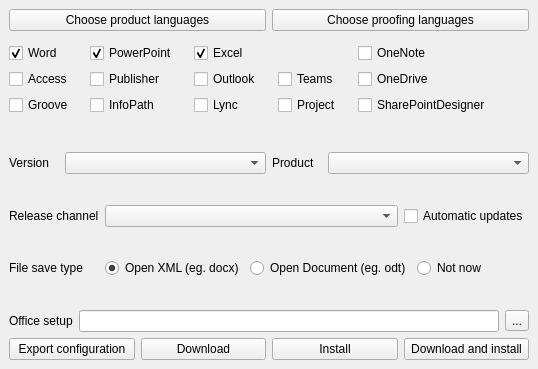
The window that src/installer.ui (Fantazzj/MS-office-installer-Qt) describes before a commit, drawn with Qt 5.
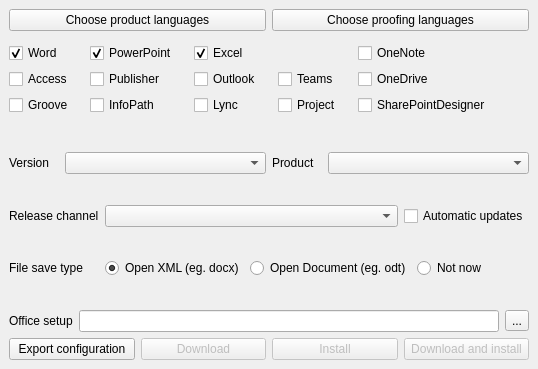
The same window after the commit.

Commit message: setup file do not need to be in same installer directory

The edit to the form file:
```diff
--- a/src/installer.ui
+++ b/src/installer.ui
@@ -567,6 +567,9 @@
       </item>
       <item>
        <widget class="QPushButton" name="pushButtonDownload">
+        <property name="enabled">
+         <bool>false</bool>
+        </property>
         <property name="locale">
          <locale language="English" country="UnitedStates"/>
         </property>
@@ -577,6 +580,9 @@
       </item>
       <item>
        <widget class="QPushButton" name="pushButtonInstall">
+        <property name="enabled">
+         <bool>false</bool>
+        </property>
         <property name="locale">
          <locale language="English" country="UnitedStates"/>
         </property>
@@ -587,6 +593,9 @@
       </item>
       <item>
        <widget class="QPushButton" name="pushButtonDownloadAndInstall">
+        <property name="enabled">
+         <bool>false</bool>
+        </property>
         <property name="locale">
          <locale language="English" country="UnitedStates"/>
         </property>
```
Left out of the diff: 3 changed lines with no effect on the pictures. The commit also changes 1 other file.
